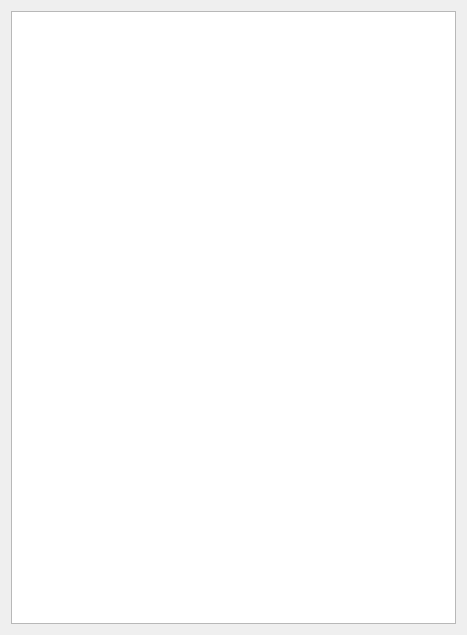
Above: Installer/downloadwindow.ui from denix56/Apertium-GP before the change. Below: the same form after it.
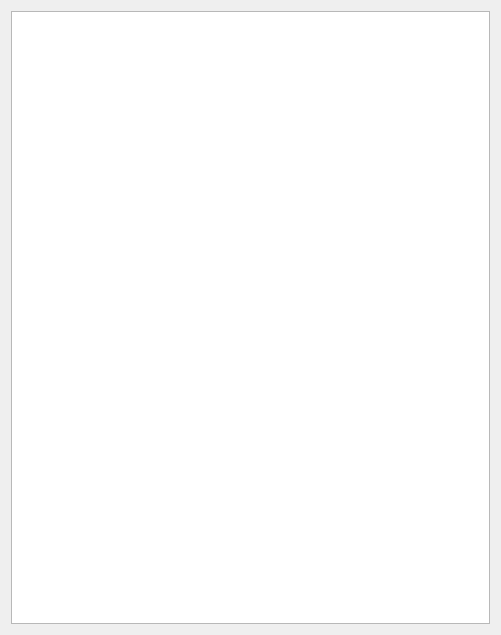
That is the form after the change.

The edit to the form file:
```diff
--- a/Installer/downloadwindow.ui
+++ b/Installer/downloadwindow.ui
@@ -9,7 +9,7 @@
    <rect>
     <x>0</x>
     <y>0</y>
-    <width>467</width>
+    <width>501</width>
     <height>635</height>
    </rect>
   </property>
```
